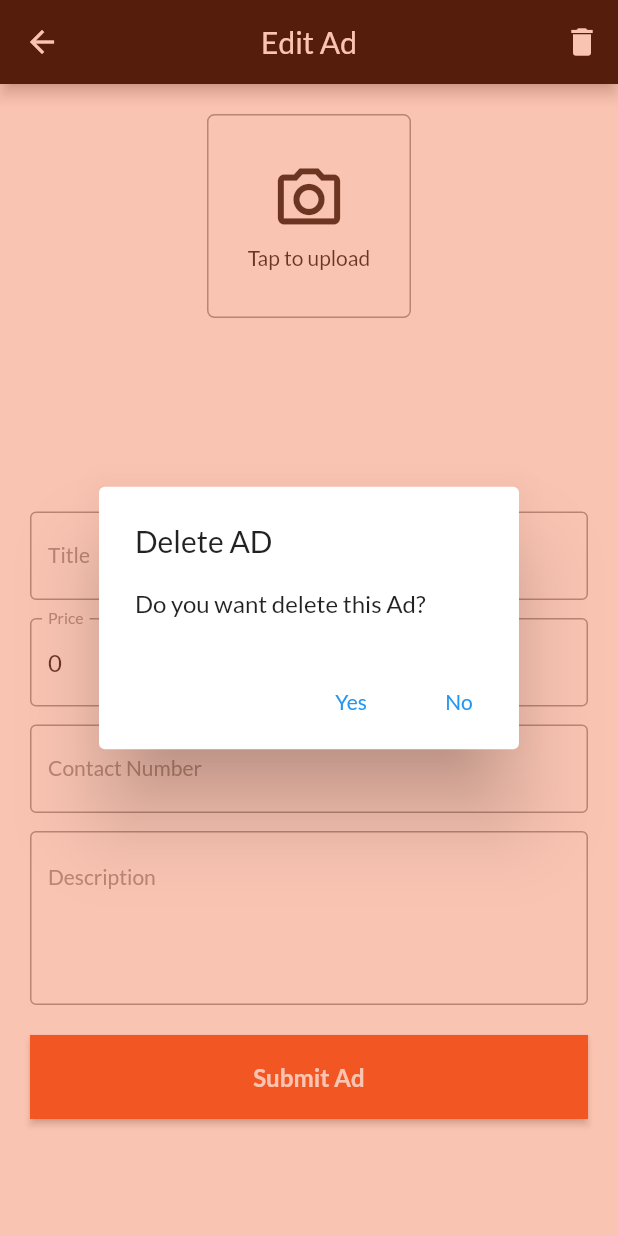
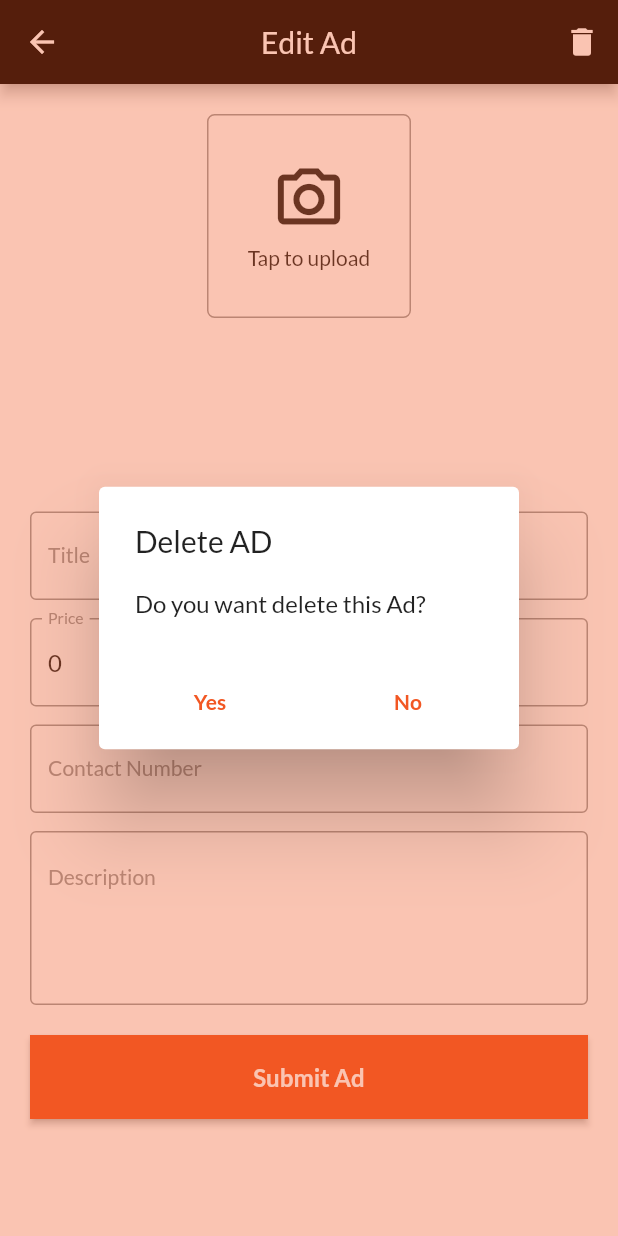
Before and after one commit to KarlaChable-Ksquare/Classified-App-UI-, a Flutter app: the EditAdScreen screen opened directly with empty values, after a tap on the "delete" icon, on a phone screen of 412 x 824 dp. Run offline on Flutter 3.47's test engine with Material 2 defaults, Android fonts, the phone set to English and light mode, and no system bars; our stand-ins replace carousel_slider, flutter_native_splash, flutter_secure_storage, google_fonts, image_picker; accounts and stored records are empty; network calls fail.

Commit message:
delete data3

```diff
--- a/lib/screens/EditAdScreen.dart
+++ b/lib/screens/EditAdScreen.dart
@@ -70,18 +70,21 @@ class _EditAdScreenState extends State<EditAdScreen> {
               icon: const Icon(Icons.delete),
               onPressed: () {
                 showDialog(
-                    barrierColor: Color.fromRGBO(242, 87, 35, 0.35),
+                    barrierColor: const Color.fromRGBO(242, 87, 35, 0.35),
                     context: context,
                     builder: ((context) {
                       return AlertDialog(
-                        title: Text("Delete AD"),
+                        title: const Text("Delete AD"),
                         content: Text("Do you want delete this Ad?"),
                         actions: [
+                          Row(
+                            mainAxisAlignment: MainAxisAlignment.spaceAround,
+                            children: [
                               TextButton(
                                   onPressed: () {
                                     var ad = AdsModel(
+                                        sId: widget.data['id'],
                                         authorName: widget.data['authorName'],
-                                    sId: widget.data['id'],
                                         title: _titleCtrl.text,
                                         mobile: _mobileCtrl.text,
                                         price: num.parse(_priceCtrl.text),
@@ -91,12 +94,22 @@ class _EditAdScreenState extends State<EditAdScreen> {
                                             : widget.data['images']);
                                     GetAllAds().deletePost(ad, context);
                                   },
-                              child: Text("Yes")),
+                                  child: const Text(
+                                    "Yes",
+                                    style: TextStyle(
+                                        color: Color(0xfff25723),
+                                        fontWeight: FontWeight.bold),
+                                  )),
                               TextButton(
                                   onPressed: () {
                                     Navigator.pop(context);
                                   },
-                              child: Text("No"))
+                                  child: const Text("No",
+                                      style: TextStyle(
+                                          color: Color(0xfff25723),
+                                          fontWeight: FontWeight.bold)))
+                            ],
+                          )
                         ],
                       );
                     }));
@@ -146,7 +159,7 @@ class _EditAdScreenState extends State<EditAdScreen> {
                     child: Column(
                       mainAxisAlignment: MainAxisAlignment.center,
                       crossAxisAlignment: CrossAxisAlignment.center,
-                      children: [
+                      children: const [
                         Icon(
                           Icons.camera_alt_outlined,
                           size: 50,
@@ -313,8 +326,8 @@ class _EditAdScreenState extends State<EditAdScreen> {
                                             fontWeight: FontWeight.bold)),
                                 onPressed: () async {
                                   var ad = AdsModel(
+                                      sId: widget.data['id'],
                                       authorName: widget.data['authorName'],
-                                      sId: widget.data['id'],
                                       title: _titleCtrl.text,
                                       mobile: _mobileCtrl.text,
                                       price: num.parse(_priceCtrl.text),
```
Lines whose indentation alone changed are shown as unchanged.
